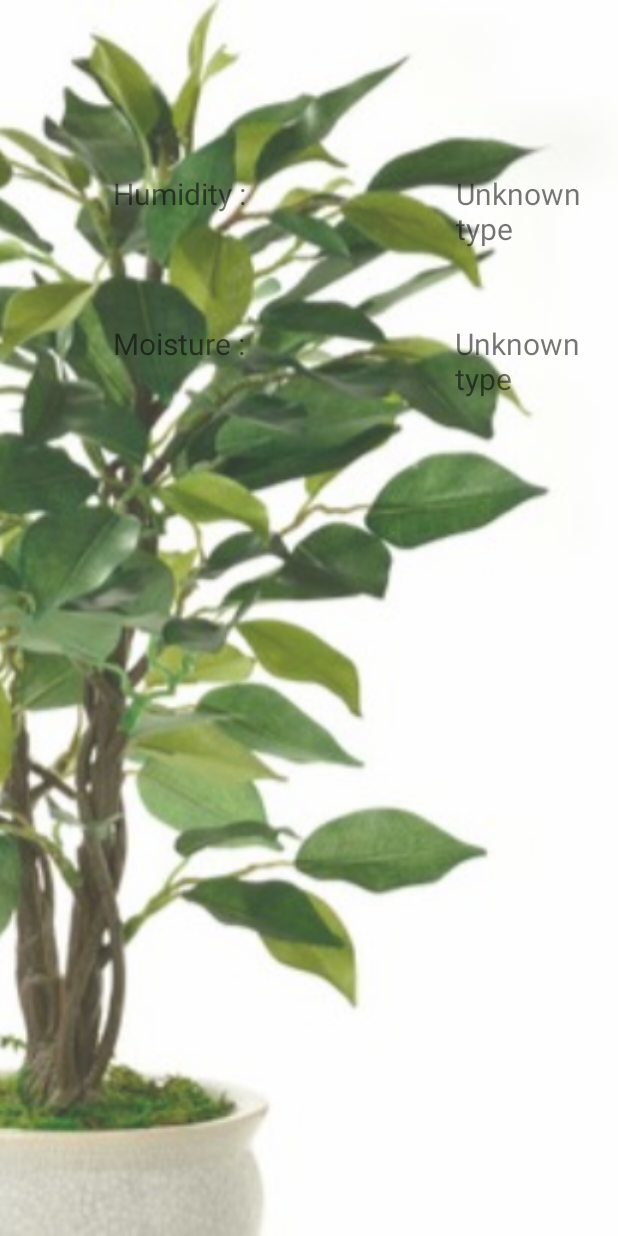
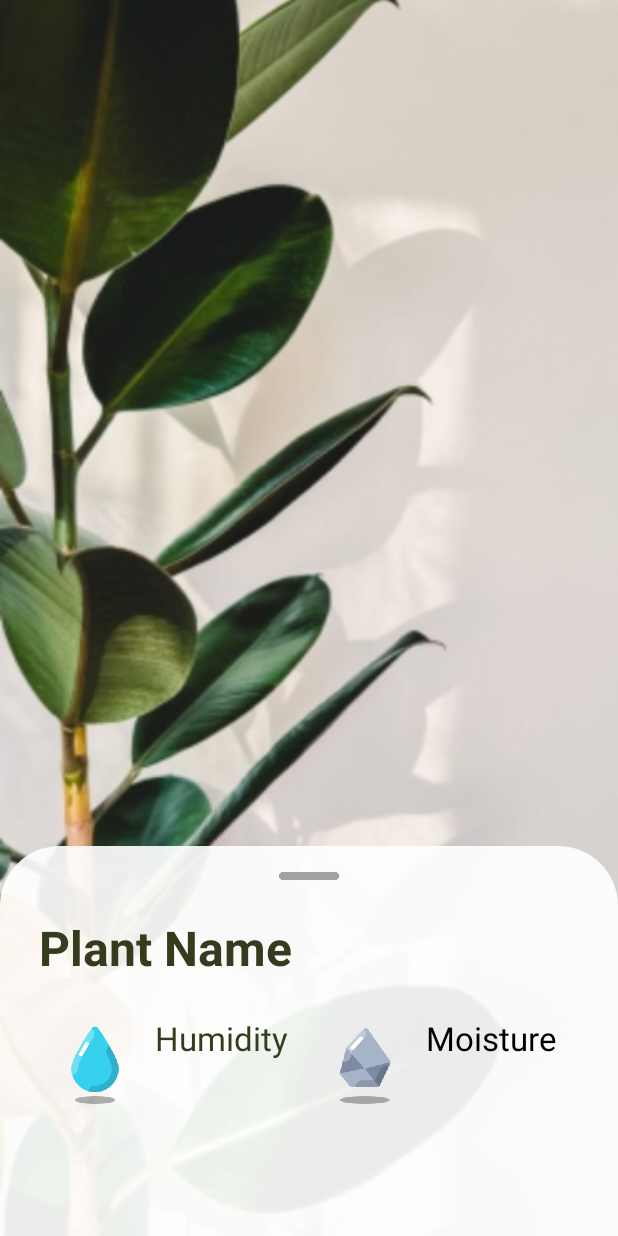
Before and after one commit to TerribleSpeller/Moodbloom, an Android app built with Jetpack Compose: the PageStat screen opened directly, with no data from a screen before it, on a phone screen of 412 x 824 dp. Run offline under Robolectric (Android 15) with nearby library versions, the phone set to English and light mode, and no system bars; our stand-ins replace Firebase (no records; nobody signed in at launch, a user with empty details on screens opened directly); 2 statements that could not run were skipped.

Commit message:
XML push

```diff
--- a/app/build.gradle.kts
+++ b/app/build.gradle.kts
@@ -64,7 +64,7 @@ dependencies {
     implementation("androidx.compose.ui:ui-tooling-preview")
     implementation("androidx.compose.material3:material3")
     implementation("androidx.appcompat:appcompat:1.6.1")
-    implementation("com.google.android.material:material:1.11.0")
+    implementation("com.google.android.material:material:1.4.0")
     implementation("androidx.constraintlayout:constraintlayout:2.1.4")
     implementation("androidx.fragment:fragment:1.7.1")
     //Firebase
--- a/app/src/main/java/com/comporg/finalprojectv3/pageStat.kt
+++ b/app/src/main/java/com/comporg/finalprojectv3/pageStat.kt
@@ -1,111 +1,99 @@
 package com.comporg.finalprojectv3
 
-import android.content.Intent
 import android.os.Bundle
 import android.util.Log
-import android.view.LayoutInflater
 import android.view.View
-import android.view.ViewGroup
-import android.widget.Button
+import android.widget.ImageView
 import android.widget.TextView
-import androidx.annotation.DrawableRes
 import androidx.appcompat.app.AppCompatActivity
-import androidx.compose.foundation.Image
-import androidx.compose.foundation.layout.fillMaxSize
-import androidx.compose.foundation.layout.padding
-import androidx.compose.foundation.layout.size
-import androidx.compose.material3.Text
-import androidx.compose.runtime.Composable
-import androidx.compose.ui.Modifier
-import androidx.compose.ui.platform.ComposeView
-import androidx.compose.ui.res.painterResource
-import androidx.compose.ui.unit.dp
-import com.google.firebase.Firebase
-import com.google.firebase.database.DatabaseReference
-import com.google.firebase.database.DataSnapshot
-import com.google.firebase.database.DatabaseError
-import com.google.firebase.database.FirebaseDatabase
-import com.google.firebase.database.ValueEventListener
+import androidx.core.widget.NestedScrollView
+import com.google.android.material.bottomsheet.BottomSheetBehavior
+import com.google.firebase.database.*
 
-class PageStat: AppCompatActivity() {
+class PageStat : AppCompatActivity() {
 
     private lateinit var databaseRef1: DatabaseReference
     private lateinit var databaseRef2: DatabaseReference
 
+    private lateinit var bottomSheetBehavior: BottomSheetBehavior<NestedScrollView>
     private lateinit var humidView: TextView
     private lateinit var moistView: TextView
-    private lateinit var humidViewText: TextView
-    private lateinit var moistViewText: TextView
+    private lateinit var plantNameView: TextView
+    private lateinit var additionalImageView: ImageView
+
     override fun onCreate(savedInstanceState: Bundle?) {
         super.onCreate(savedInstanceState)
         setContentView(R.layout.statpage)
 
-        humidView = findViewById(R.id.humidViewXML)
-        moistView = findViewById(R.id.moistViewXML)
+        // Initialize views
+        val bottomSheet: NestedScrollView = findViewById(R.id.bottom_sheet)
+        bottomSheetBehavior = BottomSheetBehavior.from(bottomSheet)
+        bottomSheetBehavior.peekHeight = resources.getDimensionPixelSize(R.dimen.bottom_sheet_peek_height)
+        bottomSheetBehavior.isFitToContents = false
 
-        humidViewText = findViewById(R.id.humidViewText)
-        moistViewText = findViewById(R.id.moistViewText)
+        // Customize max height for expanded state
+        bottomSheetBehavior.setExpandedOffset(resources.getDimensionPixelSize(R.dimen.bottom_sheet_expanded_offset))
 
-        humidViewText.text = "Humidity :"
-        moistViewText.text = "Moisture :"
+        humidView = findViewById(R.id.humidView)
+        moistView = findViewById(R.id.moistView)
+        plantNameView = findViewById(R.id.plantNameView)
+        additionalImageView = findViewById(R.id.additional_ImageView)
 
+        // Set up Firebase database references
+        val database = FirebaseDatabase.getInstance("https://sem4-appeng-database-default-rtdb.asia-southeast1.firebasedatabase.app")
+        databaseRef1 = database.getReference("CurrentData/humidity")
+        databaseRef2 = database.getReference("CurrentData/moisture")
 
-        val database = FirebaseDatabase.getInstance("https://sem4-appeng-database-default-rtdb.asia-southeast1.firebasedatabase.app")
-        databaseRef1 = database.getReference("CurrentData/humidity") // Adjust the path to your data
-        databaseRef2 = database.getReference("CurrentData/moisture") // Adjust the path to your data
-
-        // Find the ComposeView in the layout
-        val composeView: ComposeView = findViewById(R.id.compose_view)
-
+        // Retrieve humidity data from Firebase
         databaseRef1.addValueEventListener(object : ValueEventListener {
             override fun onDataChange(dataSnapshot: DataSnapshot) {
-                // Get the data from the snapshot
-                val value = when (val data = dataSnapshot.value) {
-                    is String -> data
-                    is Long -> data.toString()
-                    else -> "Unknown type"
-                }                // Display the data in the TextView
-                humidView.text = value
+                val humidity = dataSnapshot.value
+                humidView.text = humidity.toString()
             }
 
             override fun onCancelled(error: DatabaseError) {
-                // Log the error
-                Log.w("Firebase", "Failed to read value.", error.toException())
+                Log.w("Firebase", "Failed to read humidity value.", error.toException())
             }
         })
 
+        // Retrieve moisture data from Firebase
         databaseRef2.addValueEventListener(object : ValueEventListener {
             override fun onDataChange(dataSnapshot: DataSnapshot) {
-                // Get the data from the snapshot
-                val value = when (val data = dataSnapshot.value) {
-                    is String -> data
-                    is Long -> data.toString()
-                    else -> "Unknown type"
-                }                // Display the data in the TextView
-                moistView.text = value
+                val moisture = dataSnapshot.value
+                moistView.text = moisture.toString()
             }
 
             override fun onCancelled(error: DatabaseError) {
-                // Log the error
-                Log.w("Firebase", "Failed to read value.", error.toException())
+                Log.w("Firebase", "Failed to read moisture value.", error.toException())
             }
         })
 
-        // Set the content of the ComposeView
-        composeView.setContent {
-            // Call your composable function here
-            //testText()
+        // Set up BottomSheetBehavior callback to detect state changes
+        bottomSheetBehavior.addBottomSheetCallback(object : BottomSheetBehavior.BottomSheetCallback() {
+            override fun onStateChanged(bottomSheet: View, newState: Int) {
+                if (newState == BottomSheetBehavior.STATE_EXPANDED) {
+                    showAdditionalInfo(true)
+                } else {
+                    showAdditionalInfo(false)
+                }
+            }
+
+            override fun onSlide(bottomSheet: View, slideOffset: Float) {
+                // Unused, but required to implement
+            }
+        })
+
+        // Initialize the bottom sheet state
+        bottomSheetBehavior.state = BottomSheetBehavior.STATE_COLLAPSED
+        showAdditionalInfo(false)
+    }
+
+    private fun showAdditionalInfo(show: Boolean) {
+        additionalImageView.visibility = if (show) {
+            View.VISIBLE
+        } else {
+            View.GONE
+            // Set visibility for additional info views as needed
         }
-
-
-
-
     }
 }
-
-//@Composable
-//fun testText(
-//
-//) {
-//    Text(text = "Amongus")
-//}
--- /dev/null
+++ b/app/src/main/res/drawable/bottomsheetnew.xml
@@ -0,0 +1,7 @@
+<?xml version="1.0" encoding="utf-8"?>
+<shape xmlns:android="http://schemas.android.com/apk/res/android">
+    <solid android:color="#E9FFFFFF" /> <!-- 75% transparency (0xBF) -->
+    <corners
+        android:topLeftRadius="40dp"
+        android:topRightRadius="40dp" />
+</shape>
--- a/app/src/main/res/layout/statpage.xml
+++ b/app/src/main/res/layout/statpage.xml
@@ -1,89 +1,159 @@
-<?xml version="1.0" encoding="utf-8"?>
-<RelativeLayout xmlns:android="http://schemas.android.com/apk/res/android"
+<?xml version="1.0" encoding="UTF-8"?>
+<androidx.coordinatorlayout.widget.CoordinatorLayout
+    xmlns:android="http://schemas.android.com/apk/res/android"
     xmlns:tools="http://schemas.android.com/tools"
+    xmlns:app="http://schemas.android.com/apk/res-auto"
     android:layout_width="match_parent"
     android:layout_height="match_parent"
-    tools:context=".PageStat"
-    tools:layout_editor_absoluteY="0dp">
+    tools:context=".PageStat">
 
     <ImageView
         android:layout_width="match_parent"
         android:layout_height="match_parent"
         android:scaleType="centerCrop"
-        android:src="@drawable/plantpic"
-        android:alpha="0.8"/>
+        android:src="@drawable/plantpicnew"/>
 
-    <RelativeLayout
-        android:layout_width="wrap_content"
-        android:layout_height="wrap_content"
-        android:orientation="vertical"
-        android:padding="10dp"
-        >
+    <androidx.core.widget.NestedScrollView
+        android:id="@+id/bottom_sheet"
+        android:layout_width="match_parent"
+        android:layout_height="match_parent"
+        android:background="@drawable/bottomsheetnew"
+        app:layout_behavior="com.google.android.material.bottomsheet.BottomSheetBehavior"
+        app:behavior_peekHeight="200dp">
+
+        <FrameLayout
+            android:layout_width="match_parent"
+            android:layout_height="wrap_content">
+
             <LinearLayout
                 android:layout_width="match_parent"
                 android:layout_height="wrap_content"
-            android:layout_gravity="center"
-            android:orientation="horizontal"
-            android:padding="5dp">
+                android:orientation="vertical"
+                android:padding="16dp">
+
+                <ImageView
+                    android:layout_width="40dp"
+                    android:layout_height="8dp"
+                    android:layout_gravity="center_horizontal"
+                    android:layout_marginBottom="12dp"
+                    android:src="@drawable/handle"/>
+
                 <TextView
-                android:id="@+id/humidViewText"
+                    android:id="@+id/plantNameView"
                     android:layout_width="wrap_content"
                     android:layout_height="wrap_content"
-                android:layout_marginLeft="60dp"
-                android:layout_marginTop="100dp"
-                android:text="Hello, Firebase!"
-                android:textSize="20sp" />
+                    android:textSize="32sp"
+                    android:padding="10dp"
+                    android:text="Plant Name"
+                    android:textStyle="bold"
+                    android:textColor="@color/heading"
+                    android:textAppearance="@font/rambla_bold"/>
 
-            <TextView
-                android:id="@+id/humidViewXML"
-                android:layout_width="wrap_content"
-                android:layout_height="wrap_content"
-                android:layout_marginLeft="140dp"
-                android:layout_marginTop="100dp"
-                android:text="Hello, Firebase!"
-                android:textSize="20sp" />
-
-
-
-        </LinearLayout>
                 <LinearLayout
                     android:layout_width="match_parent"
                     android:layout_height="wrap_content"
                     android:orientation="horizontal"
-            android:padding="5dp">
+                    android:gravity="center"
+                    android:padding="10dp">
+
+                    <LinearLayout
+                        android:layout_width="0dp"
+                        android:layout_height="wrap_content"
+                        android:orientation="horizontal"
+                        android:gravity="center"
+                        android:layout_weight="1">
+
+                        <ImageView
+                            android:layout_width="56dp"
+                            android:layout_height="56dp"
+                            android:src="@drawable/waterstat"
+                            android:layout_marginEnd="8dp"/>
+
+                        <LinearLayout
+                            android:layout_width="wrap_content"
+                            android:layout_height="wrap_content"
+                            android:orientation="vertical"
+                            android:gravity="center">
 
                             <TextView
-                android:id="@+id/moistViewText"
+                                android:id="@+id/humidLabel"
                                 android:layout_width="wrap_content"
                                 android:layout_height="wrap_content"
-                android:layout_marginLeft="60dp"
-                android:layout_marginTop="200dp"
-                android:text="Hello, Firebase!"
-                android:textSize="20sp" />
+                                android:textSize="22sp"
+                                android:padding="4dp"
+                                android:text="Humidity"
+                                android:textColor="@color/heading"
+                                android:textAppearance="@font/rambla_italic"/>
 
                             <TextView
-                android:id="@+id/moistViewXML"
+                                android:id="@+id/humidView"
                                 android:layout_width="wrap_content"
                                 android:layout_height="wrap_content"
-                android:layout_marginLeft="140dp"
-                android:layout_marginTop="200dp"
-                android:text="Hello, Firebase!"
-                android:textSize="20sp" />
-
+                                android:textSize="18sp"
+                                android:padding="4dp"
+                                android:text=""
+                                android:textColor="@color/heading"
+                                android:textAppearance="@font/rambla_italic"
+                                android:gravity="center"/>
+                        </LinearLayout>
 
                     </LinearLayout>
 
-    </RelativeLayout>
+                    <LinearLayout
+                        android:layout_width="0dp"
+                        android:layout_height="wrap_content"
+                        android:orientation="horizontal"
+                        android:gravity="center"
+                        android:layout_weight="1">
 
+                        <ImageView
+                            android:layout_width="56dp"
+                            android:layout_height="56dp"
+                            android:src="@drawable/soilstat"
+                            android:layout_marginEnd="8dp"/>
 
+                        <LinearLayout
+                            android:layout_width="wrap_content"
+                            android:layout_height="wrap_content"
+                            android:orientation="vertical"
+                            android:gravity="center">
 
+                            <TextView
+                                android:id="@+id/moistLabel"
+                                android:layout_width="wrap_content"
+                                android:layout_height="wrap_content"
+                                android:textSize="22sp"
+                                android:padding="4dp"
+                                android:text="Moisture"
+                                android:textAppearance="@font/rambla_italic"/>
 
+                            <TextView
+                                android:id="@+id/moistView"
+                                android:layout_width="wrap_content"
+                                android:layout_height="wrap_content"
+                                android:textSize="18sp"
+                                android:padding="4dp"
+                                android:text=""
+                                android:textAppearance="@font/rambla_italic"
+                                android:textColor="@color/heading"
+                                android:gravity="center"/>
+                        </LinearLayout>
 
+                    </LinearLayout>
 
+                </LinearLayout>
 
+                <ImageView
+                    android:id="@+id/additional_ImageView"
+                    android:layout_width="match_parent"
+                    android:layout_height="120dp"
+                    android:layout_gravity="center_horizontal|bottom"
+                    android:src="@drawable/bannerstat"
+                    android:visibility="gone"
+                    android:contentDescription="additional_image"/>
 
-    <androidx.compose.ui.platform.ComposeView xmlns:android="http://schemas.android.com/apk/res/android"
-        android:id="@+id/compose_view"
-        android:layout_width="match_parent"
-        android:layout_height="match_parent"/>
-</RelativeLayout>
+            </LinearLayout>
+        </FrameLayout>
+    </androidx.core.widget.NestedScrollView>
+
+</androidx.coordinatorlayout.widget.CoordinatorLayout>
--- a/app/src/main/res/values/dimens.xml
+++ b/app/src/main/res/values/dimens.xml
@@ -3,4 +3,6 @@
     <dimen name="padding_small">8dp</dimen>
     <dimen name="padding_medium">16dp</dimen>
     <dimen name="image_size">64dp</dimen>
+    <dimen name="bottom_sheet_peek_height">260dp</dimen>
+    <dimen name="bottom_sheet_expanded_offset">370dp</dimen>
 </resources>
```
Also changed, not shown: app/src/main/res/drawable/bannerstat.png (added), app/src/main/res/drawable/bottomsheetstat.png (added), app/src/main/res/drawable/handle.png (added), app/src/main/res/drawable/plantpicnew.jpg (added), app/src/main/res/drawable/soilstat.png (added), app/src/main/res/drawable/waterstat.png (added), 1 other file. Lines whose indentation alone changed are shown as unchanged.
